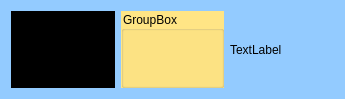
Above: Source/OpenCine/ClipInformationItem.ui from apertus-open-source-cinema/opencine before the change. Below: the same form after it.
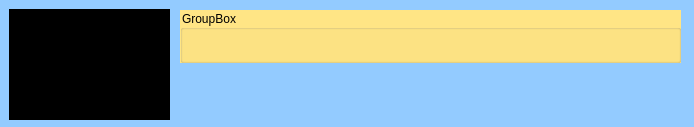
That is the form after the change.

What changed in the file:
```diff
--- a/Source/OpenCine/ClipInformationItem.ui
+++ b/Source/OpenCine/ClipInformationItem.ui
@@ -6,8 +6,8 @@
    <rect>
     <x>0</x>
     <y>0</y>
-    <width>345</width>
-    <height>99</height>
+    <width>694</width>
+    <height>127</height>
    </rect>
   </property>
   <property name="windowTitle">
@@ -16,20 +16,47 @@
   <property name="styleSheet">
    <string notr="true">background-color: rgb(147, 203, 255);</string>
   </property>
-  <layout class="QHBoxLayout" name="horizontalLayout_2">
-   <item>
-    <widget class="QFrame" name="frame">
+  <widget class="QLabel" name="thumbPreview">
+   <property name="geometry">
+    <rect>
+     <x>9</x>
+     <y>9</y>
+     <width>161</width>
+     <height>111</height>
+    </rect>
+   </property>
+   <property name="sizePolicy">
+    <sizepolicy hsizetype="Fixed" vsizetype="Preferred">
+     <horstretch>0</horstretch>
+     <verstretch>0</verstretch>
+    </sizepolicy>
+   </property>
      <property name="styleSheet">
       <string notr="true">background-color: rgb(0, 0, 0);</string>
      </property>
-     <property name="frameShape">
-      <enum>QFrame::StyledPanel</enum>
-     </property>
-     <property name="frameShadow">
-      <enum>QFrame::Raised</enum>
-     </property>
-    </widget>
-   </item>
+   <property name="text">
+    <string>Thumbnail</string>
+   </property>
+   <property name="scaledContents">
+    <bool>false</bool>
+   </property>
+   <property name="alignment">
+    <set>Qt::AlignLeading|Qt::AlignLeft|Qt::AlignVCenter</set>
+   </property>
+  </widget>
+  <widget class="QWidget" name="layoutWidget">
+   <property name="geometry">
+    <rect>
+     <x>180</x>
+     <y>10</y>
+     <width>501</width>
+     <height>111</height>
+    </rect>
+   </property>
+   <layout class="QVBoxLayout" name="verticalLayout">
+    <property name="sizeConstraint">
+     <enum>QLayout::SetDefaultConstraint</enum>
+    </property>
    <item>
     <widget class="QGroupBox" name="groupBox">
      <property name="styleSheet">
@@ -43,11 +70,15 @@
    <item>
     <widget class="QLabel" name="label">
      <property name="text">
-      <string>TextLabel</string>
+       <string/>
+      </property>
+      <property name="scaledContents">
+       <bool>true</bool>
      </property>
     </widget>
    </item>
   </layout>
+  </widget>
  </widget>
  <resources/>
  <connections/>
```
Lines whose indentation alone changed are shown as unchanged.
